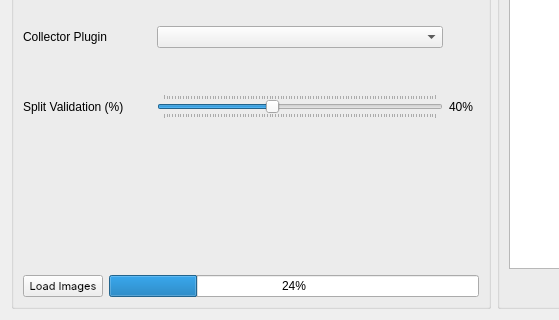
Qt form importfileswidget.ui (Joensw/RCAIT) before a commit; both pictures show x 0 to 559 and y 151 to 471 of the 988 by 471 pixel window.
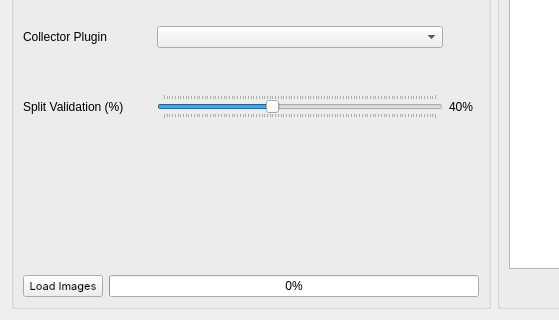
The same form after that commit. Icons and pictures are not drawn. Custom widgets are drawn as their Qt base class.

The edit to the form file:
```diff
--- a/importfileswidget.ui
+++ b/importfileswidget.ui
@@ -39,7 +39,7 @@
       <item row="2" column="1">
        <widget class="QProgressBar" name="progressBar_images">
         <property name="value">
-         <number>24</number>
+         <number>0</number>
         </property>
        </widget>
       </item>
```
